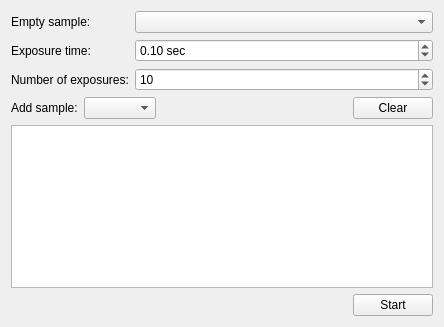
First picture: the form in cct/qtgui/measurement/transmission/transmission.ui, repository awacha/cct, before the edit.
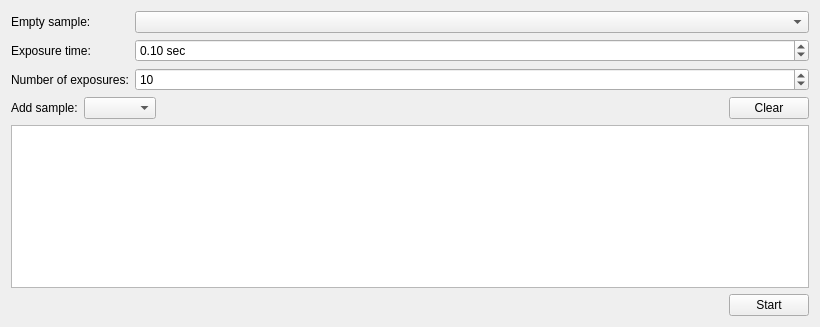
Second picture: the form after the edit. Icons and pictures are not drawn.

Commit message: Transmission UI: treeview column size adjustment

Diff of the .ui file:
```diff
--- a/cct/qtgui/measurement/transmission/transmission.ui
+++ b/cct/qtgui/measurement/transmission/transmission.ui
@@ -6,7 +6,7 @@
    <rect>
     <x>0</x>
     <y>0</y>
-    <width>444</width>
+    <width>820</width>
     <height>327</height>
    </rect>
   </property>
@@ -154,7 +154,11 @@
        </layout>
       </item>
       <item row="4" column="0" colspan="2">
-       <widget class="QTreeView" name="treeView"/>
+       <widget class="QTreeView" name="treeView">
+        <property name="horizontalScrollBarPolicy">
+         <enum>Qt::ScrollBarAlwaysOff</enum>
+        </property>
+       </widget>
       </item>
      </layout>
     </widget>
```
The commit also changes 1 other file.
